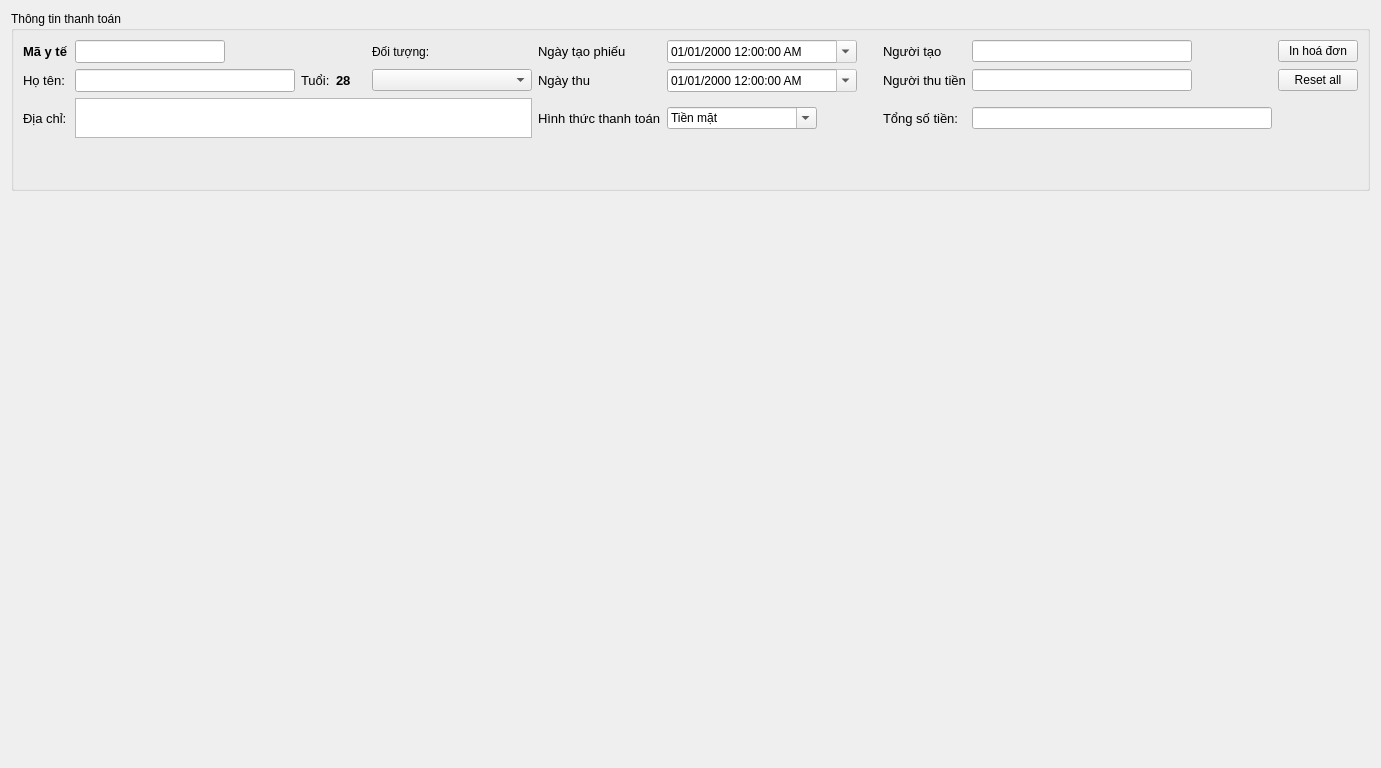
The window that src/app/ui/TabTaiVu.ui (Kiritokun0909/bvgd_project) describes before a commit, drawn with Qt 5.
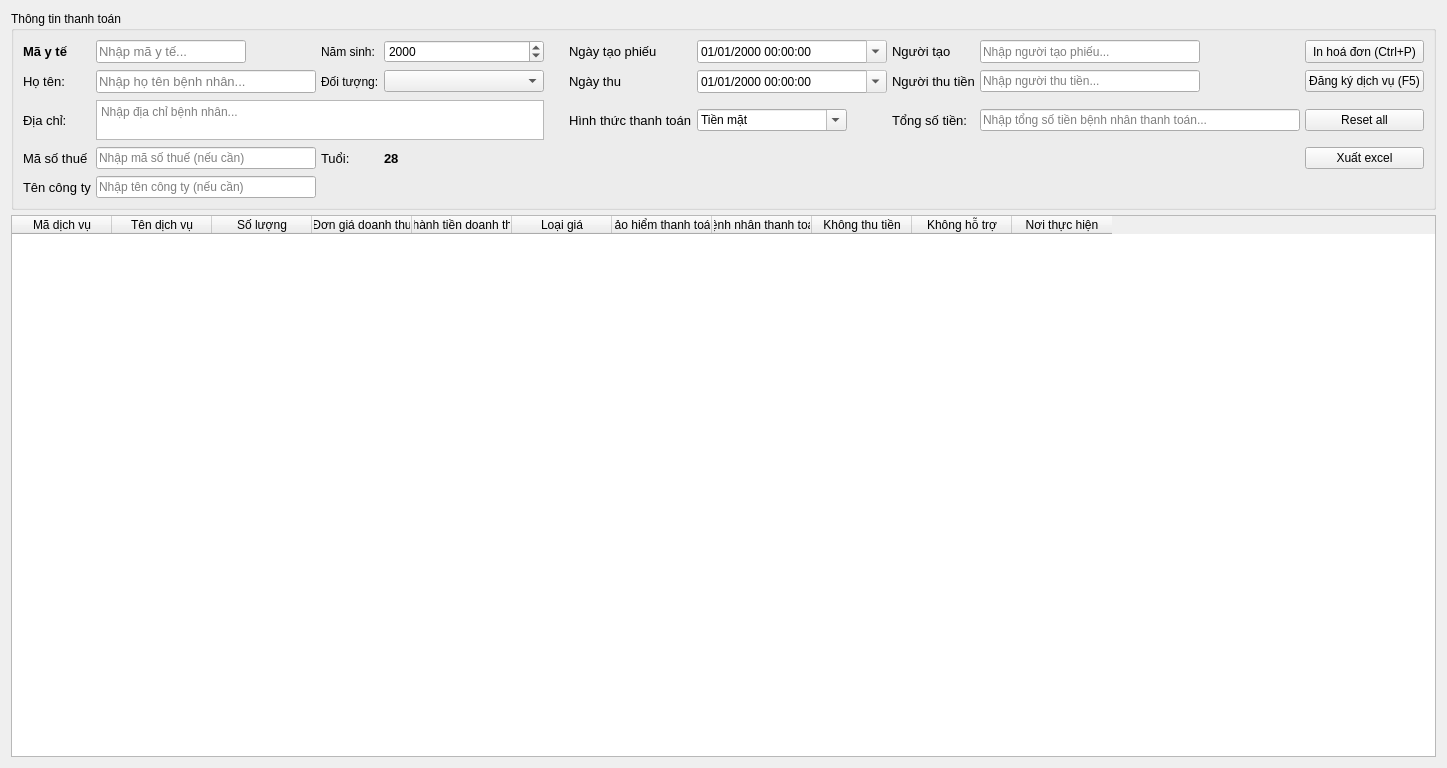
The same window after the commit.

Commit message: - add button to delete all drugs, all services in list - add button to export data from json to excel - add shortcut Ctrl+P for save and print file in 3 tabs - add f5 and navigation from tab_tai_vu to tab_dang_ky_dich_vu

Diff of the .ui file:
```diff
--- a/src/app/ui/TabTaiVu.ui
+++ b/src/app/ui/TabTaiVu.ui
@@ -6,7 +6,7 @@
    <rect>
     <x>0</x>
     <y>0</y>
-    <width>1381</width>
+    <width>1447</width>
     <height>768</height>
    </rect>
   </property>
@@ -15,7 +15,10 @@
   </property>
   <layout class="QHBoxLayout" name="horizontalLayout">
    <item>
-    <layout class="QVBoxLayout" name="verticalLayout" stretch="1,4">
+    <layout class="QVBoxLayout" name="verticalLayout" stretch="1,3">
+     <property name="spacing">
+      <number>5</number>
+     </property>
      <item>
       <layout class="QVBoxLayout" name="verticalLayout_4">
        <item>
@@ -25,11 +28,95 @@
          </property>
          <layout class="QHBoxLayout" name="horizontalLayout_2">
           <item>
-           <layout class="QGridLayout" name="thongTinLayout" columnstretch="0,0,0,0,0,0,0,0,0,0,0,0">
+           <layout class="QGridLayout" name="thongTinLayout" rowstretch="0,0,0,0,0,0" columnstretch="0,0,0,0,0,0,0,0,0,0,0">
             <property name="horizontalSpacing">
-             <number>6</number>
+             <number>5</number>
             </property>
-            <item row="1" column="4">
+            <property name="verticalSpacing">
+             <number>7</number>
+            </property>
+            <item row="3" column="7">
+             <widget class="QComboBox" name="cb_hinh_thuc_tt">
+              <property name="sizePolicy">
+               <sizepolicy hsizetype="Fixed" vsizetype="Fixed">
+                <horstretch>0</horstretch>
+                <verstretch>0</verstretch>
+               </sizepolicy>
+              </property>
+              <property name="minimumSize">
+               <size>
+                <width>150</width>
+                <height>0</height>
+               </size>
+              </property>
+              <property name="editable">
+               <bool>true</bool>
+              </property>
+              <item>
+               <property name="text">
+                <string>Tiền mặt</string>
+               </property>
+              </item>
+              <item>
+               <property name="text">
+                <string>POS</string>
+               </property>
+              </item>
+              <item>
+               <property name="text">
+                <string>Chuyển khoản</string>
+               </property>
+              </item>
+             </widget>
+            </item>
+            <item row="4" column="10">
+             <widget class="QPushButton" name="btn_export">
+              <property name="text">
+               <string>Xuất excel</string>
+              </property>
+             </widget>
+            </item>
+            <item row="5" column="1" colspan="2">
+             <widget class="QLineEdit" name="ten_cong_ty">
+              <property name="placeholderText">
+               <string>Nhập tên công ty (nếu cần)</string>
+              </property>
+             </widget>
+            </item>
+            <item row="1" column="3" rowspan="2">
+             <widget class="QLabel" name="lb_doi_tuong">
+              <property name="font">
+               <font>
+                <family>Arial</family>
+                <pointsize>9</pointsize>
+               </font>
+              </property>
+              <property name="text">
+               <string>Đối tượng:</string>
+              </property>
+             </widget>
+            </item>
+            <item row="0" column="10">
+             <widget class="QPushButton" name="btn_in_hoa_don">
+              <property name="sizePolicy">
+               <sizepolicy hsizetype="Minimum" vsizetype="Preferred">
+                <horstretch>0</horstretch>
+                <verstretch>0</verstretch>
+               </sizepolicy>
+              </property>
+              <property name="text">
+               <string>In hoá đơn (Ctrl+P)</string>
+              </property>
+             </widget>
+            </item>
+            <item row="4" column="1" colspan="2">
+             <widget class="QLineEdit" name="mst">
+              <property name="placeholderText">
+               <string>Nhập mã số thuế (nếu cần)</string>
+              </property>
+             </widget>
+            </item>
+            <item row="4" column="4">
              <widget class="QLabel" name="tuoi">
               <property name="sizePolicy">
                <sizepolicy hsizetype="Fixed" vsizetype="Preferred">
@@ -56,7 +143,215 @@
               </property>
              </widget>
             </item>
-            <item row="1" column="0">
+            <item row="3" column="1" colspan="4">
+             <widget class="QTextEdit" name="dia_chi">
+              <property name="sizePolicy">
+               <sizepolicy hsizetype="Minimum" vsizetype="Minimum">
+                <horstretch>0</horstretch>
+                <verstretch>0</verstretch>
+               </sizepolicy>
+              </property>
+              <property name="minimumSize">
+               <size>
+                <width>0</width>
+                <height>40</height>
+               </size>
+              </property>
+              <property name="maximumSize">
+               <size>
+                <width>16777215</width>
+                <height>50</height>
+               </size>
+              </property>
+              <property name="placeholderText">
+               <string>Nhập địa chỉ bệnh nhân...</string>
+              </property>
+             </widget>
+            </item>
+            <item row="3" column="9">
+             <widget class="QLineEdit" name="tong_so_tien">
+              <property name="placeholderText">
+               <string>Nhập tổng số tiền bệnh nhân thanh toán...</string>
+              </property>
+             </widget>
+            </item>
+            <item row="4" column="8" colspan="2">
+             <widget class="QLabel" name="so_tien_text">
+              <property name="font">
+               <font>
+                <family>Arial</family>
+                <pointsize>10</pointsize>
+                <weight>75</weight>
+                <bold>true</bold>
+               </font>
+              </property>
+              <property name="text">
+               <string>&lt;Số tiền&gt;</string>
+              </property>
+             </widget>
+            </item>
+            <item row="3" column="8">
+             <widget class="QLabel" name="lb_tong_so_tien">
+              <property name="font">
+               <font>
+                <family>Arial</family>
+                <pointsize>10</pointsize>
+               </font>
+              </property>
+              <property name="text">
+               <string>Tổng số tiền:</string>
+              </property>
+             </widget>
+            </item>
+            <item row="5" column="0">
+             <widget class="QLabel" name="lb_ten_cty">
+              <property name="font">
+               <font>
+                <family>Arial</family>
+                <pointsize>10</pointsize>
+               </font>
+              </property>
+              <property name="text">
+               <string>Tên công ty</string>
+              </property>
+             </widget>
+            </item>
+            <item row="3" column="0">
+             <widget class="QLabel" name="lb_dia_chi">
+              <property name="font">
+               <font>
+                <family>Arial</family>
+                <pointsize>10</pointsize>
+               </font>
+              </property>
+              <property name="text">
+               <string>Địa chỉ:</string>
+              </property>
+             </widget>
+            </item>
+            <item row="1" column="8" rowspan="2">
+             <widget class="QLabel" name="lb_nguoi_thu">
+              <property name="font">
+               <font>
+                <family>Arial</family>
+                <pointsize>10</pointsize>
+               </font>
+              </property>
+              <property name="text">
+               <string>Người thu tiền</string>
+              </property>
+             </widget>
+            </item>
+            <item row="3" column="10">
+             <widget class="QPushButton" name="btn_reset_all">
+              <property name="text">
+               <string>Reset all</string>
+              </property>
+             </widget>
+            </item>
+            <item row="1" column="10" rowspan="2">
+             <widget class="QPushButton" name="btn_dang_ky">
+              <property name="text">
+               <string>Đăng ký dịch vụ (F5)</string>
+              </property>
+             </widget>
+            </item>
+            <item row="1" column="9" rowspan="2">
+             <widget class="QLineEdit" name="ho_ten_nguoi_thu">
+              <property name="sizePolicy">
+               <sizepolicy hsizetype="Fixed" vsizetype="Fixed">
+                <horstretch>0</horstretch>
+                <verstretch>0</verstretch>
+               </sizepolicy>
+              </property>
+              <property name="minimumSize">
+               <size>
+                <width>220</width>
+                <height>0</height>
+               </size>
+              </property>
+              <property name="placeholderText">
+               <string>Nhập người thu tiền...</string>
+              </property>
+             </widget>
+            </item>
+            <item row="4" column="0">
+             <widget class="QLabel" name="lb_mst">
+              <property name="font">
+               <font>
+                <family>Arial</family>
+                <pointsize>10</pointsize>
+               </font>
+              </property>
+              <property name="text">
+               <string>Mã số thuế</string>
+              </property>
+             </widget>
+            </item>
+            <item row="4" column="3">
+             <widget class="QLabel" name="lb_tuoi">
+              <property name="sizePolicy">
+               <sizepolicy hsizetype="Minimum" vsizetype="Preferred">
+                <horstretch>0</horstretch>
+                <verstretch>0</verstretch>
+               </sizepolicy>
+              </property>
+              <property name="minimumSize">
+               <size>
+                <width>20</width>
+                <height>0</height>
+               </size>
+              </property>
+              <property name="font">
+               <font>
+                <family>Arial</family>
+                <pointsize>10</pointsize>
+               </font>
+              </property>
+              <property name="text">
+               <string>Tuổi:</string>
+              </property>
+             </widget>
+            </item>
+            <item row="1" column="6" rowspan="2" alignment="Qt::AlignLeft">
+             <widget class="QLabel" name="lb_ngay_thu">
+              <property name="font">
+               <font>
+                <family>Arial</family>
+                <pointsize>10</pointsize>
+               </font>
+              </property>
+              <property name="text">
+               <string>Ngày thu</string>
+              </property>
+             </widget>
+            </item>
+            <item row="1" column="1" rowspan="2" colspan="2">
+             <widget class="QLineEdit" name="ho_ten">
+              <property name="sizePolicy">
+               <sizepolicy hsizetype="Fixed" vsizetype="Fixed">
+                <horstretch>0</horstretch>
+                <verstretch>0</verstretch>
+               </sizepolicy>
+              </property>
+              <property name="minimumSize">
+               <size>
+                <width>220</width>
+                <height>0</height>
+               </size>
+              </property>
+              <property name="font">
+               <font>
+                <family>Arial</family>
+                <pointsize>10</pointsize>
+               </font>
+              </property>
+              <property name="placeholderText">
+               <string>Nhập họ tên bệnh nhân...</string>
+              </property>
+             </widget>
+            </item>
+            <item row="1" column="0" rowspan="2">
              <widget class="QLabel" name="lb_ho_ten">
               <property name="font">
                <font>
@@ -69,8 +364,8 @@
               </property>
              </widget>
             </item>
-            <item row="0" column="7">
-             <widget class="QDateTimeEdit" name="ngay_tao">
+            <item row="1" column="7" rowspan="2">
+             <widget class="QDateTimeEdit" name="ngay_thu">
               <property name="sizePolicy">
                <sizepolicy hsizetype="Fixed" vsizetype="Fixed">
                 <horstretch>0</horstretch>
@@ -87,14 +382,33 @@
                <bool>true</bool>
               </property>
               <property name="displayFormat">
-               <string>dd/MM/yyyy h:mm:ss AP</string>
+               <string>dd/MM/yyyy HH:mm:ss</string>
               </property>
               <property name="calendarPopup">
                <bool>true</bool>
               </property>
              </widget>
             </item>
-            <item row="2" column="6">
+            <item row="0" column="9">
+             <widget class="QLineEdit" name="ho_ten_nguoi_tao">
+              <property name="sizePolicy">
+               <sizepolicy hsizetype="Fixed" vsizetype="Preferred">
+                <horstretch>0</horstretch>
+                <verstretch>0</verstretch>
+               </sizepolicy>
+              </property>
+              <property name="minimumSize">
+               <size>
+                <width>220</width>
+                <height>0</height>
+               </size>
+              </property>
+              <property name="placeholderText">
+               <string>Nhập người tạo phiếu...</string>
+              </property>
+             </widget>
+            </item>
+            <item row="3" column="6" alignment="Qt::AlignRight">
              <widget class="QLabel" name="lb_hinh_thuc_tt">
               <property name="font">
                <font>
@@ -107,7 +421,7 @@
               </property>
              </widget>
             </item>
-            <item row="0" column="9">
+            <item row="0" column="8">
              <widget class="QLabel" name="lb_nguoi_tao">
               <property name="font">
                <font>
@@ -120,8 +434,8 @@
               </property>
              </widget>
             </item>
-            <item row="3" column="9" colspan="3">
-             <widget class="QLabel" name="so_tien_text">
+            <item row="0" column="0">
+             <widget class="QLabel" name="lb_ma_y_te">
               <property name="font">
                <font>
                 <family>Arial</family>
@@ -131,11 +445,11 @@
                </font>
               </property>
               <property name="text">
-               <string>&lt;Số tiền&gt;</string>
+               <string>Mã y tế</string>
               </property>
              </widget>
             </item>
-            <item row="0" column="6">
+            <item row="0" column="6" alignment="Qt::AlignLeft">
              <widget class="QLabel" name="lb_ngay_tao">
               <property name="font">
                <font>
@@ -148,48 +462,36 @@
               </property>
              </widget>
             </item>
-            <item row="4" column="9" colspan="3">
-             <widget class="QLabel" name="thanh_chu_text">
+            <item row="0" column="4">
+             <widget class="QDateEdit" name="nam_sinh">
+              <property name="sizePolicy">
+               <sizepolicy hsizetype="Minimum" vsizetype="Preferred">
+                <horstretch>0</horstretch>
+                <verstretch>0</verstretch>
+               </sizepolicy>
+              </property>
               <property name="font">
                <font>
                 <family>Arial</family>
                 <pointsize>9</pointsize>
-                <weight>75</weight>
-                <bold>true</bold>
                </font>
               </property>
-              <property name="text">
-               <string>&lt;Thành chữ&gt;</string>
+              <property name="displayFormat">
+               <string>yyyy</string>
               </property>
-              <property name="wordWrap">
-               <bool>true</bool>
-              </property>
              </widget>
             </item>
-            <item row="1" column="6">
-             <widget class="QLabel" name="lb_ngay_thu">
-              <property name="font">
-               <font>
-                <family>Arial</family>
-                <pointsize>10</pointsize>
-               </font>
-              </property>
-              <property name="text">
-               <string>Ngày thu</string>
-              </property>
-             </widget>
-            </item>
-            <item row="1" column="7">
-             <widget class="QDateTimeEdit" name="ngay_thu">
+            <item row="0" column="7">
+             <widget class="QDateTimeEdit" name="ngay_tao">
               <property name="sizePolicy">
-               <sizepolicy hsizetype="Fixed" vsizetype="Fixed">
+               <sizepolicy hsizetype="Minimum" vsizetype="Preferred">
                 <horstretch>0</horstretch>
                 <verstretch>0</verstretch>
                </sizepolicy>
               </property>
               <property name="minimumSize">
                <size>
-                <width>190</width>
+                <width>0</width>
                 <height>0</height>
                </size>
               </property>
@@ -197,62 +499,17 @@
                <bool>true</bool>
               </property>
               <property name="displayFormat">
-               <string>dd/MM/yyyy h:mm:ss AP</string>
+               <string>dd/MM/yyyy HH:mm:ss</string>
               </property>
               <property name="calendarPopup">
                <bool>true</bool>
               </property>
              </widget>
             </item>
-            <item row="1" column="9">
-             <widget class="QLabel" name="lb_nguoi_thu">
-              <property name="font">
-               <font>
-                <family>Arial</family>
-                <pointsize>10</pointsize>
-               </font>
-              </property>
-              <property name="text">
-               <string>Người thu tiền</string>
-              </property>
-             </widget>
-            </item>
-            <item row="0" column="10">
-             <widget class="QLineEdit" name="ho_ten_nguoi_tao">
+            <item row="0" column="1">
+             <widget class="QLineEdit" name="ma_y_te">
               <property name="sizePolicy">
-               <sizepolicy hsizetype="Fixed" vsizetype="Fixed">
-                <horstretch>0</horstretch>
-                <verstretch>0</verstretch>
-               </sizepolicy>
-              </property>
-              <property name="minimumSize">
-               <size>
-                <width>220</width>
-                <height>0</height>
-               </size>
-              </property>
-             </widget>
-            </item>
-            <item row="1" column="10">
-             <widget class="QLineEdit" name="ho_ten_nguoi_thu">
-              <property name="sizePolicy">
-               <sizepolicy hsizetype="Fixed" vsizetype="Fixed">
-                <horstretch>0</horstretch>
-                <verstretch>0</verstretch>
-               </sizepolicy>
-              </property>
-              <property name="minimumSize">
-               <size>
-                <width>220</width>
-                <height>0</height>
-               </size>
-              </property>
-             </widget>
-            </item>
-            <item row="2" column="7">
-             <widget class="QComboBox" name="cb_hinh_thuc_tt">
-              <property name="sizePolicy">
-               <sizepolicy hsizetype="Fixed" vsizetype="Fixed">
+               <sizepolicy hsizetype="Fixed" vsizetype="Preferred">
                 <horstretch>0</horstretch>
                 <verstretch>0</verstretch>
                </sizepolicy>
@@ -263,47 +520,53 @@
                 <height>0</height>
                </size>
               </property>
-              <property name="editable">
-               <bool>true</bool>
-              </property>
-              <item>
-               <property name="text">
-                <string>Tiền mặt</string>
-               </property>
-              </item>
-              <item>
-               <property name="text">
-                <string>POS</string>
-               </property>
-              </item>
-              <item>
-               <property name="text">
-                <string>Chuyển khoản</string>
-               </property>
-              </item>
-             </widget>
-            </item>
-            <item row="2" column="9">
-             <widget class="QLabel" name="lb_tong_so_tien">
               <property name="font">
                <font>
                 <family>Arial</family>
                 <pointsize>10</pointsize>
                </font>
               </property>
-              <property name="text">
-               <string>Tổng số tiền:</string>
+              <property name="placeholderText">
+               <string>Nhập mã y tế...</string>
               </property>
              </widget>
             </item>
-            <item row="1" column="11">
-             <widget class="QPushButton" name="btn_reset_all">
+            <item row="0" column="3">
+             <widget class="QLabel" name="lb_nam_sinh">
+              <property name="font">
+               <font>
+                <family>Arial</family>
+                <pointsize>9</pointsize>
+               </font>
+              </property>
               <property name="text">
-               <string>Reset all</string>
+               <string>Năm sinh:</string>
               </property>
              </widget>
             </item>
-            <item row="1" column="8">
+            <item row="1" column="4" rowspan="2">
+             <widget class="QComboBox" name="cb_doi_tuong">
+              <property name="sizePolicy">
+               <sizepolicy hsizetype="Fixed" vsizetype="Fixed">
+                <horstretch>0</horstretch>
+                <verstretch>0</verstretch>
+               </sizepolicy>
+              </property>
+              <property name="minimumSize">
+               <size>
+                <width>160</width>
+                <height>0</height>
+               </size>
+              </property>
+              <property name="font">
+               <font>
+                <family>Arial</family>
+                <pointsize>9</pointsize>
+               </font>
+              </property>
+             </widget>
+            </item>
+            <item row="0" column="5" rowspan="6">
              <spacer name="horizontalSpacer">
               <property name="orientation">
                <enum>Qt::Horizontal</enum>
@@ -319,167 +582,21 @@
               </property>
              </spacer>
             </item>
-            <item row="2" column="0">
-             <widget class="QLabel" name="lb_dia_chi">
+            <item row="5" column="8" colspan="3">
+             <widget class="QLabel" name="thanh_chu_text">
               <property name="font">
                <font>
                 <family>Arial</family>
-                <pointsize>10</pointsize>
-               </font>
-              </property>
-              <property name="text">
-               <string>Địa chỉ:</string>
-              </property>
-             </widget>
-            </item>
-            <item row="0" column="11">
-             <widget class="QPushButton" name="btn_in_hoa_don">
-              <property name="text">
-               <string>In hoá đơn</string>
-              </property>
-             </widget>
-            </item>
-            <item row="2" column="10">
-             <widget class="QLineEdit" name="tong_so_tien"/>
-            </item>
-            <item row="0" column="1" colspan="2">
-             <widget class="QLineEdit" name="ma_y_te">
-              <property name="sizePolicy">
-               <sizepolicy hsizetype="Fixed" vsizetype="Fixed">
-                <horstretch>0</horstretch>
-                <verstretch>0</verstretch>
-               </sizepolicy>
-              </property>
-              <property name="minimumSize">
-               <size>
-                <width>150</width>
-                <height>0</height>
-               </size>
-              </property>
-              <property name="font">
-               <font>
-                <family>Arial</family>
-                <pointsize>10</pointsize>
-               </font>
-              </property>
-             </widget>
-            </item>
-            <item row="1" column="3">
-             <widget class="QLabel" name="lb_tuoi">
-              <property name="sizePolicy">
-               <sizepolicy hsizetype="Minimum" vsizetype="Preferred">
-                <horstretch>0</horstretch>
-                <verstretch>0</verstretch>
-               </sizepolicy>
-              </property>
-              <property name="minimumSize">
-               <size>
-                <width>20</width>
-                <height>0</height>
-               </size>
-              </property>
-              <property name="font">
-               <font>
-                <family>Arial</family>
-                <pointsize>10</pointsize>
-               </font>
-              </property>
-              <property name="text">
-               <string>Tuổi:</string>
-              </property>
-             </widget>
-            </item>
-            <item row="0" column="0">
-             <widget class="QLabel" name="lb_ma_y_te">
-              <property name="font">
-               <font>
-                <family>Arial</family>
-                <pointsize>10</pointsize>
+                <pointsize>9</pointsize>
                 <weight>75</weight>
                 <bold>true</bold>
                </font>
               </property>
               <property name="text">
-               <string>Mã y tế</string>
+               <string>&lt;Thành chữ&gt;</string>
               </property>
-             </widget>
-            </item>
-            <item row="1" column="1" colspan="2">
-             <widget class="QLineEdit" name="ho_ten">
-              <property name="sizePolicy">
-               <sizepolicy hsizetype="Fixed" vsizetype="Fixed">
-                <horstretch>0</horstretch>
-                <verstretch>0</verstretch>
-               </sizepolicy>
-              </property>
-              <property name="minimumSize">
-               <size>
-                <width>220</width>
-                <height>0</height>
-               </size>
-              </property>
-              <property name="font">
-               <font>
-                <family>Arial</family>
-                <pointsize>10</pointsize>
-               </font>
-              </property>
-             </widget>
-            </item>
-            <item row="2" column="1" colspan="5">
-             <widget class="QTextEdit" name="dia_chi">
-              <property name="sizePolicy">
-               <sizepolicy hsizetype="Minimum" vsizetype="Minimum">
-                <horstretch>0</horstretch>
-                <verstretch>0</verstretch>
-               </sizepolicy>
-              </property>
-              <property name="minimumSize">
-               <size>
-                <width>0</width>
-                <height>40</height>
-               </size>
-              </property>
-              <property name="maximumSize">
-               <size>
-                <width>16777215</width>
-                <height>50</height>
-               </size>
-              </property>
-             </widget>
-            </item>
-            <item row="0" column="5">
-             <widget class="QLabel" name="label">
-              <property name="font">
-               <font>
-                <family>Arial</family>
-                <pointsize>9</pointsize>
-               </font>
-              </property>
-              <property name="text">
-               <string>Đối tượng:</string>
-              </property>
-             </widget>
-            </item>
-            <item row="1" column="5">
-             <widget class="QComboBox" name="cb_doi_tuong">
-              <property name="sizePolicy">
-               <sizepolicy hsizetype="Fixed" vsizetype="Fixed">
-                <horstretch>0</horstretch>
-                <verstretch>0</verstretch>
-               </sizepolicy>
-              </property>
-              <property name="minimumSize">
-               <size>
-                <width>160</width>
-                <height>0</height>
-               </size>
-              </property>
-              <property name="font">
-               <font>
-                <family>Arial</family>
-                <pointsize>9</pointsize>
-               </font>
+              <property name="wordWrap">
+               <bool>true</bool>
               </property>
              </widget>
             </item>
@@ -495,17 +612,63 @@
        <item>
         <layout class="QGridLayout" name="gridLayout">
          <item row="0" column="0">
-          <spacer name="verticalSpacer">
-           <property name="orientation">
-            <enum>Qt::Vertical</enum>
-           </property>
-           <property name="sizeHint" stdset="0">
-            <size>
-             <width>20</width>
-             <height>40</height>
-            </size>
-           </property>
-          </spacer>
+          <widget class="QTableWidget" name="table_dich_vu">
+           <column>
+            <property name="text">
+             <string>Mã dịch vụ</string>
+            </property>
+           </column>
+           <column>
+            <property name="text">
+             <string>Tên dịch vụ</string>
+            </property>
+           </column>
+           <column>
+            <property name="text">
+             <string>Số lượng</string>
+            </property>
+           </column>
+           <column>
+            <property name="text">
+             <string>Đơn giá doanh thu</string>
+            </property>
+           </column>
+           <column>
+            <property name="text">
+             <string>Thành tiền doanh thu</string>
+            </property>
+           </column>
+           <column>
+            <property name="text">
+             <string>Loại giá</string>
+            </property>
+           </column>
+           <column>
+            <property name="text">
+             <string>Bảo hiểm thanh toán</string>
+            </property>
+           </column>
+           <column>
+            <property name="text">
+             <string>Bệnh nhân thanh toán</string>
+            </property>
+           </column>
+           <column>
+            <property name="text">
+             <string>Không thu tiền</string>
+            </property>
+           </column>
+           <column>
+            <property name="text">
+             <string>Không hỗ trợ</string>
+            </property>
+           </column>
+           <column>
+            <property name="text">
+             <string>Nơi thực hiện</string>
+            </property>
+           </column>
+          </widget>
          </item>
         </layout>
        </item>
```
Left out of the diff: 8 changed lines with no effect on the pictures. The commit also changes 33 other files.
